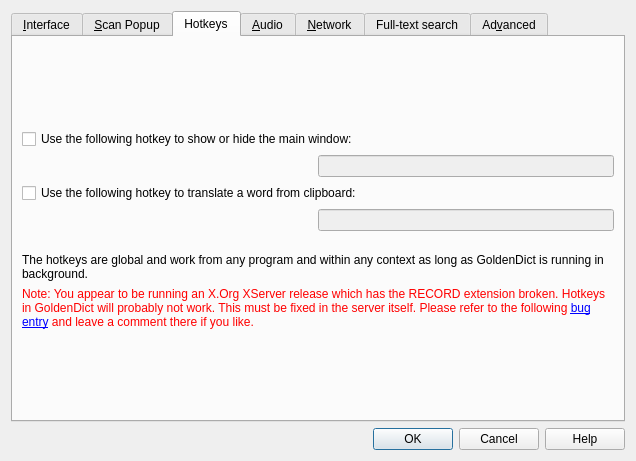
Old version of the form preferences.ui in the repository goldendict/goldendict.
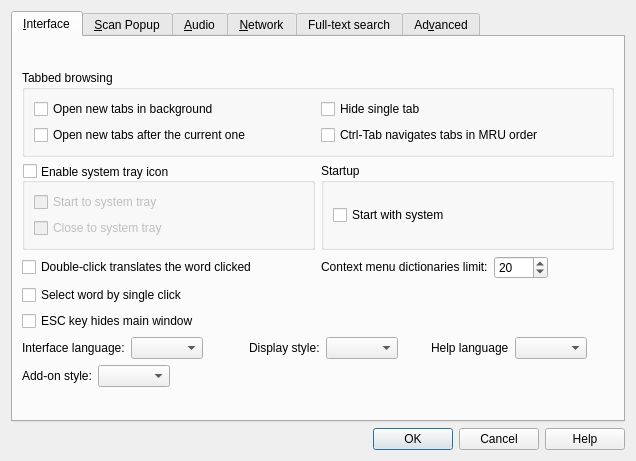
New version of the form. The open tabs and pages were chosen to show the change. Icons and pictures are not drawn. Custom widgets are drawn as their Qt base class.

Patch:
```diff
--- a/preferences.ui
+++ b/preferences.ui
@@ -717,151 +717,6 @@
        </item>
       </layout>
      </widget>
-     <widget class="QWidget" name="tab_5">
-      <attribute name="icon">
-       <iconset resource="resources.qrc">
-        <normaloff>:/icons/hotkeys.png</normaloff>:/icons/hotkeys.png</iconset>
-      </attribute>
-      <attribute name="title">
-       <string>Hotkeys</string>
-      </attribute>
-      <layout class="QVBoxLayout" name="verticalLayout_12">
-       <item>
-        <spacer name="verticalSpacer_11">
-         <property name="orientation">
-          <enum>Qt::Vertical</enum>
-         </property>
-         <property name="sizeHint" stdset="0">
-          <size>
-           <width>20</width>
-           <height>19</height>
-          </size>
-         </property>
-        </spacer>
-       </item>
-       <item>
-        <widget class="QCheckBox" name="enableMainWindowHotkey">
-         <property name="text">
-          <string>Use the following hotkey to show or hide the main window:</string>
-         </property>
-        </widget>
-       </item>
-       <item>
-        <layout class="QHBoxLayout" name="horizontalLayout_7">
-         <item>
-          <spacer name="horizontalSpacer_2">
-           <property name="orientation">
-            <enum>Qt::Horizontal</enum>
-           </property>
-           <property name="sizeHint" stdset="0">
-            <size>
-             <width>40</width>
-             <height>20</height>
-            </size>
-           </property>
-          </spacer>
-         </item>
-         <item>
-          <widget class="HotKeyEdit" name="mainWindowHotkey">
-           <property name="enabled">
-            <bool>false</bool>
-           </property>
-          </widget>
-         </item>
-        </layout>
-       </item>
-       <item>
-        <widget class="QCheckBox" name="enableClipboardHotkey">
-         <property name="text">
-          <string>Use the following hotkey to translate a word from clipboard:</string>
-         </property>
-        </widget>
-       </item>
-       <item>
-        <layout class="QHBoxLayout" name="horizontalLayout_8">
-         <item>
-          <spacer name="horizontalSpacer_4">
-           <property name="orientation">
-            <enum>Qt::Horizontal</enum>
-           </property>
-           <property name="sizeHint" stdset="0">
-            <size>
-             <width>40</width>
-             <height>20</height>
-            </size>
-           </property>
-          </spacer>
-         </item>
-         <item>
-          <widget class="HotKeyEdit" name="clipboardHotkey">
-           <property name="enabled">
-            <bool>false</bool>
-           </property>
-          </widget>
-         </item>
-        </layout>
-       </item>
-       <item>
-        <spacer name="verticalSpacer_13">
-         <property name="orientation">
-          <enum>Qt::Vertical</enum>
-         </property>
-         <property name="sizeType">
-          <enum>QSizePolicy::Fixed</enum>
-         </property>
-         <property name="sizeHint" stdset="0">
-          <size>
-           <width>20</width>
-           <height>16</height>
-          </size>
-         </property>
-        </spacer>
-       </item>
-       <item>
-        <widget class="QLabel" name="label_8">
-         <property name="text">
-          <string>The hotkeys are global and work from any program and within any context as long as GoldenDict is running in background.</string>
-         </property>
-         <property name="wordWrap">
-          <bool>true</bool>
-         </property>
-        </widget>
-       </item>
-       <item>
-        <widget class="QLabel" name="brokenXRECORD">
-         <property name="text">
-          <string>&lt;!DOCTYPE HTML PUBLIC &quot;-//W3C//DTD HTML 4.0//EN&quot; &quot;http://www.w3.org/TR/REC-html40/strict.dtd&quot;&gt;
-&lt;html&gt;&lt;head&gt;&lt;meta name=&quot;qrichtext&quot; content=&quot;1&quot; /&gt;&lt;style type=&quot;text/css&quot;&gt;
-p, li { white-space: pre-wrap; }
-&lt;/style&gt;&lt;/head&gt;&lt;body style=&quot; font-family:'DejaVu Sans'; font-size:9pt; font-weight:400; font-style:normal;&quot;&gt;
-&lt;p style=&quot; margin-top:0px; margin-bottom:0px; margin-left:0px; margin-right:0px; -qt-block-indent:0; text-indent:0px;&quot;&gt;&lt;span style=&quot; color:#ff0000;&quot;&gt;Note: You appear to be running an X.Org XServer release which has the RECORD extension broken. Hotkeys in GoldenDict will probably not work. This must be fixed in the server itself. Please refer to the following &lt;/span&gt;&lt;a href=&quot;https://bugs.freedesktop.org/show_bug.cgi?id=20500&quot;&gt;&lt;span style=&quot; text-decoration: underline; color:#0000ff;&quot;&gt;bug entry&lt;/span&gt;&lt;/a&gt;&lt;span style=&quot; color:#ff0000;&quot;&gt; and leave a comment there if you like.&lt;/span&gt;&lt;/p&gt;&lt;/body&gt;&lt;/html&gt;</string>
-         </property>
-         <property name="textFormat">
-          <enum>Qt::RichText</enum>
-         </property>
-         <property name="wordWrap">
-          <bool>true</bool>
-         </property>
-         <property name="openExternalLinks">
-          <bool>true</bool>
-         </property>
-        </widget>
-       </item>
-       <item>
-        <spacer name="verticalSpacer_12">
-         <property name="orientation">
-          <enum>Qt::Vertical</enum>
-         </property>
-         <property name="sizeHint" stdset="0">
-          <size>
-           <width>20</width>
-           <height>53</height>
-          </size>
-         </property>
-        </spacer>
-       </item>
-      </layout>
-     </widget>
      <widget class="QWidget" name="tab_2">
       <attribute name="icon">
        <iconset resource="resources.qrc">
```
